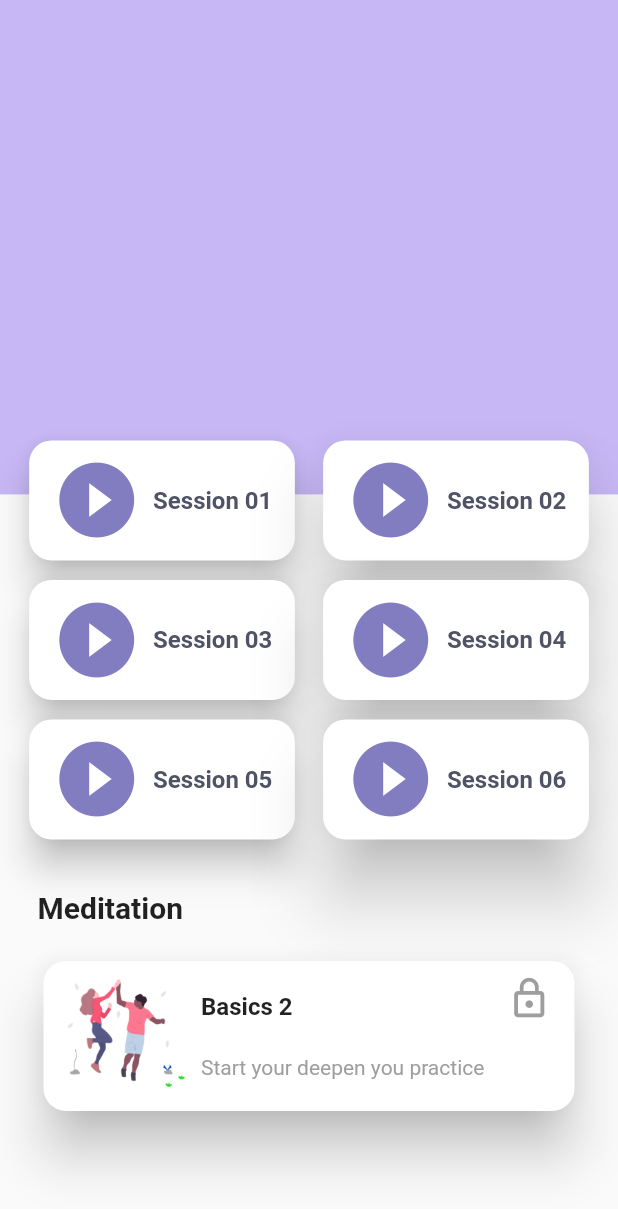
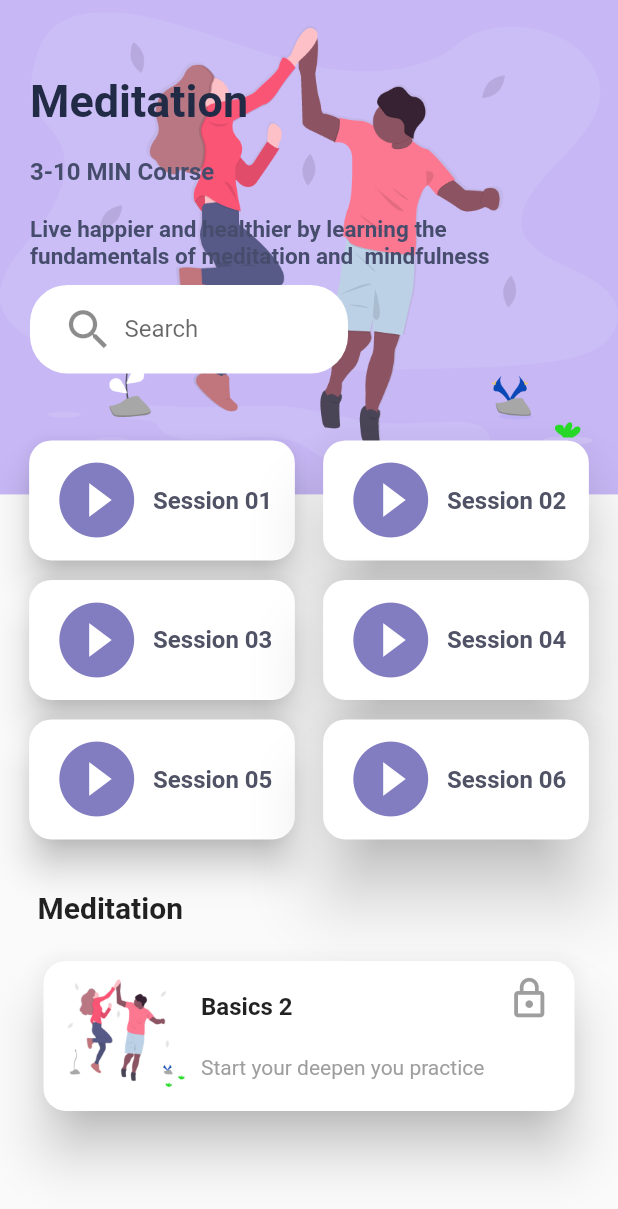
Before and after one commit to saurabhguptarock/Flutter_Meditation, a Flutter app: the screen it shows after launch, on a phone screen of 412 x 824 dp. Shown: the top 1209 px of the screen. Run offline on Flutter 3.47's test engine with Material 2 defaults, Android fonts, the phone set to English and light mode, and no system bars.

Commit message:
Made full design

```diff
--- a/lib/main.dart
+++ b/lib/main.dart
@@ -31,8 +31,80 @@ class _MyHomePageState extends State<MyHomePage> {
         child: Stack(
           children: <Widget>[
             Container(
+              decoration: BoxDecoration(
+                color: Color.fromRGBO(199, 183, 245, 1),
+                image: DecorationImage(
+                  image: AssetImage('assets/img/login_logo.png'),
+                ),
+              ),
               height: MediaQuery.of(context).size.height * .4,
-              color: Color.fromRGBO(199, 183, 245, 1),
+              width: MediaQuery.of(context).size.width,
+              child: Padding(
+                padding: EdgeInsets.only(top: 50, left: 20),
+                child: Column(
+                  crossAxisAlignment: CrossAxisAlignment.start,
+                  children: <Widget>[
+                    Text(
+                      'Meditation',
+                      style: TextStyle(
+                          color: Color.fromRGBO(33, 43, 70, 1),
+                          fontSize: 30,
+                          fontWeight: FontWeight.bold),
+                    ),
+                    Padding(
+                      padding: EdgeInsets.only(top: 20),
+                    ),
+                    Text(
+                      '3-10 MIN Course',
+                      style: TextStyle(
+                          color: Color.fromRGBO(70, 77, 108, 1),
+                          fontSize: 16,
+                          fontWeight: FontWeight.bold),
+                    ),
+                    Padding(
+                      padding: EdgeInsets.only(top: 20),
+                    ),
+                    Container(
+                      width: MediaQuery.of(context).size.width * .8,
+                      child: Text(
+                        'Live happier and healthier by learning the fundamentals of meditation and  mindfulness',
+                        style: TextStyle(
+                            height: 1.2,
+                            color: Color.fromRGBO(70, 77, 108, 1),
+                            fontSize: 15,
+                            fontWeight: FontWeight.bold),
+                      ),
+                    ),
+                    Padding(
+                      padding: EdgeInsets.only(
+                        top: 10,
+                        right: 180,
+                      ),
+                      child: Container(
+                        decoration: BoxDecoration(
+                            borderRadius: BorderRadius.circular(25),
+                            color: Colors.white,
+                            shape: BoxShape.rectangle),
+                        child: Padding(
+                          padding: EdgeInsets.only(left: 15),
+                          child: TextFormField(
+                            decoration: InputDecoration(
+                                prefixIcon: Icon(
+                                  Icons.search,
+                                  size: 35,
+                                ),
+                                labelText: "Search",
+                                fillColor: Colors.white,
+                                focusColor: Colors.white,
+                                border: InputBorder.none),
+                            keyboardType: TextInputType.text,
+                          ),
+                        ),
+                      ),
+                    ),
+                  ],
+                ),
+              ),
             ),
             Positioned(
               top: MediaQuery.of(context).size.height * .4 - 40,
```
